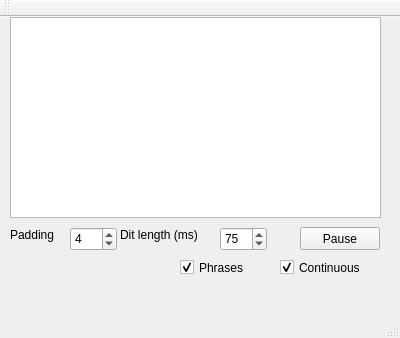
First picture: the form in qtproject/mainwindow.ui, repository Hertzy/haemorse, before the edit.
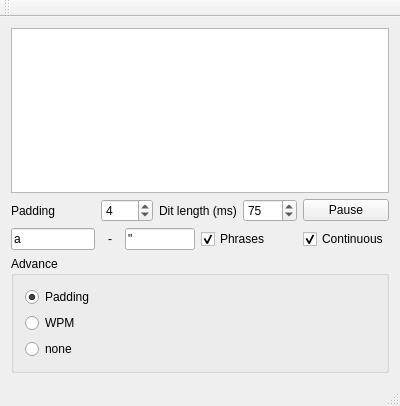
Second picture: the form after the edit.

Diff of the .ui file:
```diff
--- a/qtproject/mainwindow.ui
+++ b/qtproject/mainwindow.ui
@@ -7,48 +7,50 @@
     <x>0</x>
     <y>0</y>
     <width>400</width>
-    <height>338</height>
+    <height>406</height>
    </rect>
   </property>
   <property name="windowTitle">
    <string>MainWindow</string>
   </property>
   <widget class="QWidget" name="centralWidget">
+   <layout class="QVBoxLayout" name="verticalLayout">
+    <item>
    <widget class="QTextBrowser" name="textBrowser">
-    <property name="geometry">
-     <rect>
-      <x>10</x>
-      <y>0</y>
-      <width>371</width>
-      <height>201</height>
-     </rect>
-    </property>
     <property name="sizePolicy">
-     <sizepolicy hsizetype="Maximum" vsizetype="Expanding">
+       <sizepolicy hsizetype="Expanding" vsizetype="Expanding">
       <horstretch>0</horstretch>
       <verstretch>0</verstretch>
      </sizepolicy>
     </property>
+      <property name="font">
+       <font>
+        <pointsize>12</pointsize>
+       </font>
+      </property>
     <property name="html">
      <string>&lt;!DOCTYPE HTML PUBLIC &quot;-//W3C//DTD HTML 4.0//EN&quot; &quot;http://www.w3.org/TR/REC-html40/strict.dtd&quot;&gt;
 &lt;html&gt;&lt;head&gt;&lt;meta name=&quot;qrichtext&quot; content=&quot;1&quot; /&gt;&lt;style type=&quot;text/css&quot;&gt;
 p, li { white-space: pre-wrap; }
-&lt;/style&gt;&lt;/head&gt;&lt;body style=&quot; font-family:'Sans Serif'; font-size:9pt; font-weight:400; font-style:normal;&quot;&gt;
-&lt;p style=&quot;-qt-paragraph-type:empty; margin-top:0px; margin-bottom:0px; margin-left:0px; margin-right:0px; -qt-block-indent:0; text-indent:0px;&quot;&gt;&lt;br /&gt;&lt;/p&gt;&lt;/body&gt;&lt;/html&gt;</string>
+&lt;/style&gt;&lt;/head&gt;&lt;body style=&quot; font-family:'Sans Serif'; font-size:12pt; font-weight:400; font-style:normal;&quot;&gt;
+&lt;p style=&quot;-qt-paragraph-type:empty; margin-top:0px; margin-bottom:0px; margin-left:0px; margin-right:0px; -qt-block-indent:0; text-indent:0px; font-size:9pt;&quot;&gt;&lt;br /&gt;&lt;/p&gt;&lt;/body&gt;&lt;/html&gt;</string>
     </property>
     <property name="overwriteMode">
      <bool>false</bool>
     </property>
    </widget>
+    </item>
+    <item>
+     <layout class="QGridLayout" name="gridLayout">
+      <item row="0" column="0">
+       <widget class="QLabel" name="label">
+        <property name="text">
+         <string>Padding</string>
+        </property>
+       </widget>
+      </item>
+      <item row="0" column="1" colspan="2">
    <widget class="QSpinBox" name="spinBox_padding">
-    <property name="geometry">
-     <rect>
-      <x>70</x>
-      <y>210</y>
-      <width>47</width>
-      <height>24</height>
-     </rect>
-    </property>
     <property name="maximum">
      <number>10</number>
     </property>
@@ -56,63 +58,16 @@
      <number>4</number>
     </property>
    </widget>
-   <widget class="QLabel" name="label">
-    <property name="geometry">
-     <rect>
-      <x>10</x>
-      <y>210</y>
-      <width>57</width>
-      <height>15</height>
-     </rect>
-    </property>
-    <property name="text">
-     <string>Padding</string>
-    </property>
-   </widget>
-   <widget class="QPushButton" name="pushButton">
-    <property name="geometry">
-     <rect>
-      <x>300</x>
-      <y>210</y>
-      <width>80</width>
-      <height>23</height>
-     </rect>
-    </property>
-    <property name="text">
-     <string>Pause</string>
-    </property>
-    <property name="checkable">
-     <bool>true</bool>
-    </property>
-    <property name="default">
-     <bool>false</bool>
-    </property>
-    <property name="flat">
-     <bool>false</bool>
-    </property>
-   </widget>
+      </item>
+      <item row="0" column="3" colspan="2">
    <widget class="QLabel" name="label_2">
-    <property name="geometry">
-     <rect>
-      <x>120</x>
-      <y>210</y>
-      <width>101</width>
-      <height>16</height>
-     </rect>
-    </property>
     <property name="text">
      <string>Dit length (ms)</string>
     </property>
    </widget>
+      </item>
+      <item row="0" column="5">
    <widget class="QSpinBox" name="spinBox_unit">
-    <property name="geometry">
-     <rect>
-      <x>220</x>
-      <y>210</y>
-      <width>47</width>
-      <height>24</height>
-     </rect>
-    </property>
     <property name="minimum">
      <number>10</number>
     </property>
@@ -123,31 +78,52 @@
      <number>75</number>
     </property>
    </widget>
-   <widget class="QCheckBox" name="checkBox_cont">
-    <property name="geometry">
-     <rect>
-      <x>280</x>
-      <y>240</y>
-      <width>101</width>
-      <height>21</height>
-     </rect>
-    </property>
+      </item>
+      <item row="0" column="6">
+       <widget class="QPushButton" name="pushButton">
     <property name="text">
-     <string>Continuous</string>
-    </property>
-    <property name="checked">
+         <string>Pause</string>
+        </property>
+        <property name="checkable">
      <bool>true</bool>
     </property>
-   </widget>
+        <property name="default">
+         <bool>false</bool>
+        </property>
+        <property name="flat">
+         <bool>false</bool>
+        </property>
+       </widget>
+      </item>
+      <item row="1" column="0">
+       <widget class="QLineEdit" name="rangeStart">
+        <property name="inputMethodHints">
+         <set>Qt::ImhNone</set>
+        </property>
+        <property name="text">
+         <string>a</string>
+        </property>
+       </widget>
+      </item>
+      <item row="1" column="1">
+       <widget class="QLabel" name="label_3">
+        <property name="text">
+         <string>-</string>
+        </property>
+        <property name="alignment">
+         <set>Qt::AlignCenter</set>
+        </property>
+       </widget>
+      </item>
+      <item row="1" column="2" colspan="2">
+       <widget class="QLineEdit" name="rangeEnd">
+        <property name="text">
+         <string>&quot;</string>
+        </property>
+       </widget>
+      </item>
+      <item row="1" column="4" colspan="2">
    <widget class="QCheckBox" name="checkBox_phrases">
-    <property name="geometry">
-     <rect>
-      <x>180</x>
-      <y>240</y>
-      <width>85</width>
-      <height>21</height>
-     </rect>
-    </property>
     <property name="text">
      <string>Phrases</string>
     </property>
@@ -155,6 +131,53 @@
      <bool>true</bool>
     </property>
    </widget>
+      </item>
+      <item row="1" column="6">
+       <widget class="QCheckBox" name="checkBox_cont">
+        <property name="text">
+         <string>Continuous</string>
+        </property>
+        <property name="checked">
+         <bool>true</bool>
+        </property>
+       </widget>
+      </item>
+     </layout>
+    </item>
+    <item>
+     <widget class="QGroupBox" name="groupBox">
+      <property name="title">
+       <string>Advance</string>
+      </property>
+      <layout class="QVBoxLayout" name="verticalLayout_2">
+       <item>
+        <widget class="QRadioButton" name="radio_Padding">
+         <property name="text">
+          <string>Padding</string>
+         </property>
+         <property name="checked">
+          <bool>true</bool>
+         </property>
+        </widget>
+       </item>
+       <item>
+        <widget class="QRadioButton" name="radio_wpm">
+         <property name="text">
+          <string>WPM</string>
+         </property>
+        </widget>
+       </item>
+       <item>
+        <widget class="QRadioButton" name="radio_none">
+         <property name="text">
+          <string>none</string>
+         </property>
+        </widget>
+       </item>
+      </layout>
+     </widget>
+    </item>
+   </layout>
   </widget>
   <widget class="QMenuBar" name="menuBar">
    <property name="geometry">
```
Lines whose indentation alone changed are shown as unchanged.
